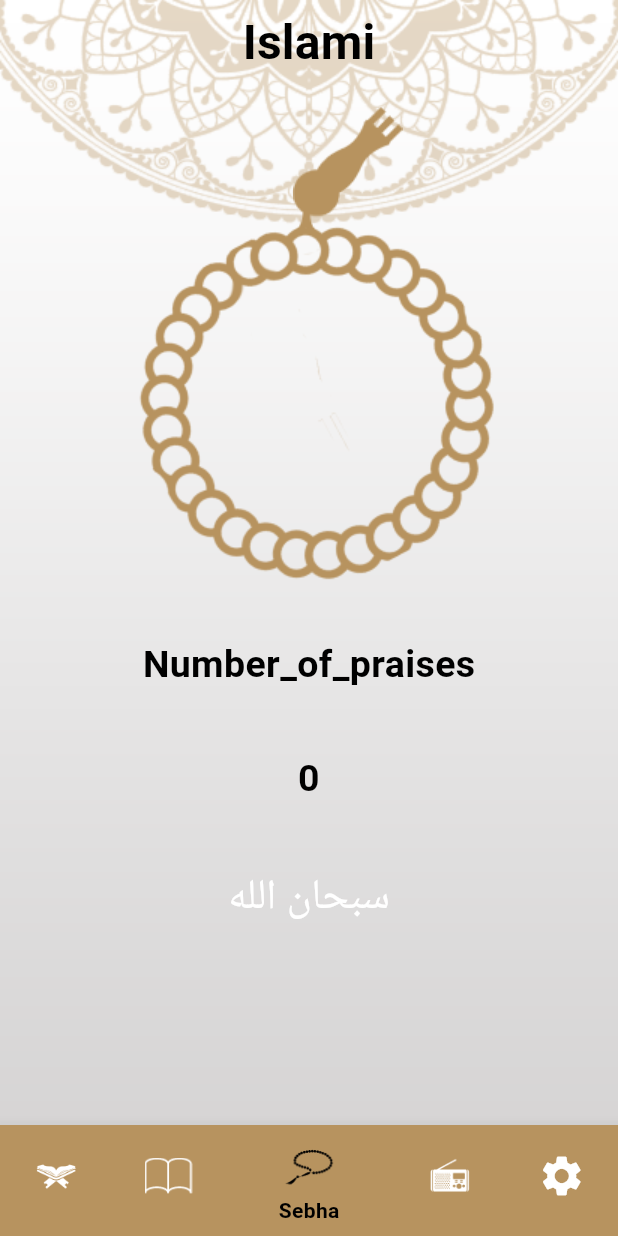
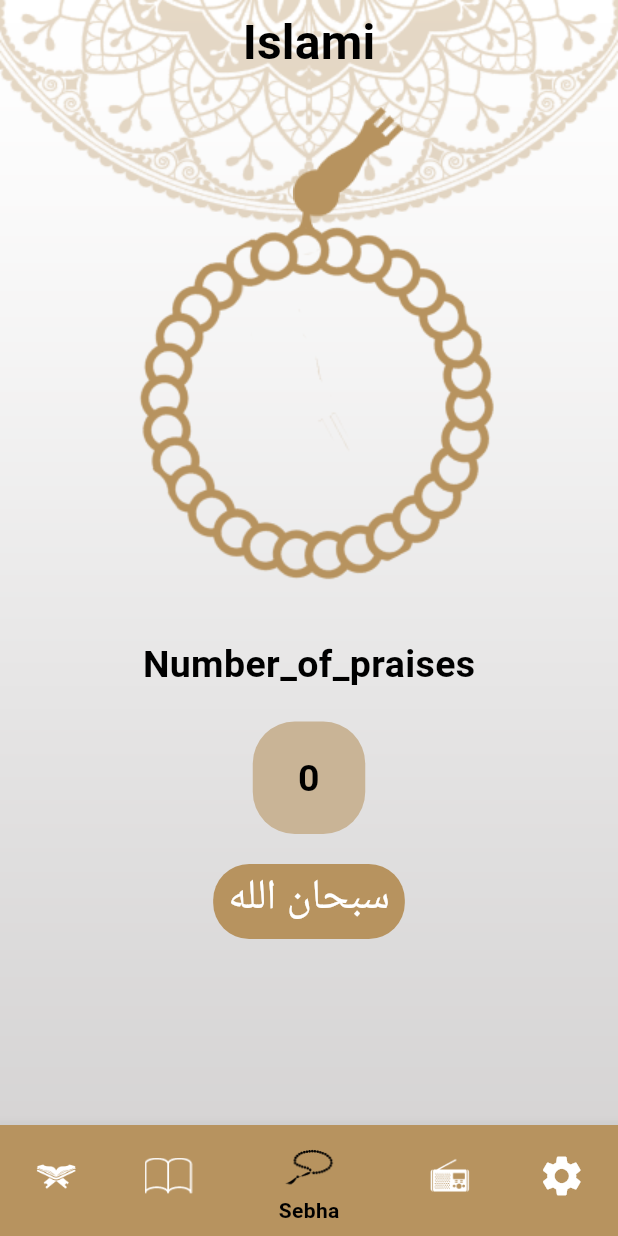
Before and after one commit to Abdo-Mostafa2458/Islami_App, a Flutter app: the screen it shows after launch, item 3 of the bottom bar chosen, on a phone screen of 412 x 824 dp. Run offline on Flutter 3.47's test engine with Material 3 defaults, Android fonts, the light colour scheme and no system bars; generated files the repository leaves out were written again.

Commit message:
+update theme to themeMode

```diff
--- a/lib/Provider/AppConfigration.dart
+++ b/lib/Provider/AppConfigration.dart
@@ -1,9 +1,10 @@
 import 'package:flutter/material.dart';
-import 'package:islami_app/Style/AppTheme.dart';
 
 class AppLanguageNotifier extends ChangeNotifier {
   String selectedLanguage = 'en';
-  ThemeData? selectedTheme = AppTheme.lightTheme;
+
+  // ThemeData? selectedTheme = AppTheme.lightTheme;
+  ThemeMode selectedTheme = ThemeMode.light;
 
   void changeLanguage(String newLanguage) {
     if (selectedLanguage == newLanguage) {
@@ -13,11 +14,16 @@ class AppLanguageNotifier extends ChangeNotifier {
     notifyListeners();
   }
 
-  void changeAppTheme(ThemeData theme) {
-    if (selectedTheme == theme) {
-      return;
-    }
-    selectedTheme = theme;
+  void changeAppTheme(ThemeMode newTheme) {
+    if (selectedTheme == newTheme) return;
+    selectedTheme = newTheme;
     notifyListeners();
   }
+// void changeAppTheme(ThemeData theme) {
+//   if (selectedTheme == theme) {
+//     return;
+//   }
+//   selectedTheme = theme;
+//   notifyListeners();
+// }
 }
--- a/lib/Style/AppColors.dart
+++ b/lib/Style/AppColors.dart
@@ -3,4 +3,6 @@ import 'dart:ui';
 class Appcolors {
   static const Color primaryColor = Color(0xFFB7935F);
   static const Color buttonColor = Color(0xFFc9b496);
+  static const Color darkPrimaryColor = Color(0xFF141A2E);
+  static const Color goldenColor = Color(0xFFFACC1D);
 }
--- a/lib/Widgets/Tabs/Hadeth/hadeth_widget.dart
+++ b/lib/Widgets/Tabs/Hadeth/hadeth_widget.dart
@@ -4,7 +4,6 @@ import 'package:islami_app/constants/media_size.dart';
 import 'package:provider/provider.dart';
 
 import '../../../Style/AppColors.dart';
-import '../../../Style/AppTheme.dart';
 import '../../defualt_screen.dart';
 
 class HadethWidget extends StatelessWidget {
@@ -25,7 +24,7 @@ class HadethWidget extends StatelessWidget {
           horizontal: getWidthSize(context, 0.04),
         ),
         elevation: 5,
-        color: provider.selectedTheme == AppTheme.lightTheme
+        color: provider.selectedTheme == ThemeMode.light
             ? Colors.white
             : Appcolors.darkPrimaryColor,
         shape: RoundedRectangleBorder(
@@ -48,7 +47,7 @@ class HadethWidget extends StatelessWidget {
                     height: 2,
                   ),
                   Divider(
-                    color: provider.selectedTheme == AppTheme.lightTheme
+                    color: provider.selectedTheme == ThemeMode.light
                         ? Appcolors.primaryColor
                         : Appcolors.goldenColor,
                     thickness: 3,
--- a/lib/Widgets/Tabs/Quran/verses_style_widget.dart
+++ b/lib/Widgets/Tabs/Quran/verses_style_widget.dart
@@ -3,7 +3,6 @@ import 'package:provider/provider.dart';
 
 import '../../../Provider/AppConfigration.dart';
 import '../../../Style/AppColors.dart';
-import '../../../Style/AppTheme.dart';
 import '../../../constants/numbers_list.dart';
 import '../../../constants/quran_list.dart';
 
@@ -35,7 +34,7 @@ class VersesStyleWidget extends StatelessWidget {
         SizedBox(
           height: 50,
           child: VerticalDivider(
-            color: provider.selectedTheme == AppTheme.lightTheme
+            color: provider.selectedTheme == ThemeMode.light
                 ? Appcolors.primaryColor
                 : Appcolors.goldenColor,
             thickness: 3,
--- a/lib/Widgets/Tabs/Sebha/sebha.dart
+++ b/lib/Widgets/Tabs/Sebha/sebha.dart
@@ -2,7 +2,6 @@ import 'package:flutter/material.dart';
 import 'package:flutter_gen/gen_l10n/app_localizations.dart';
 import 'package:islami_app/Provider/AppConfigration.dart';
 import 'package:islami_app/Style/AppColors.dart';
-import 'package:islami_app/Style/AppTheme.dart';
 import 'package:islami_app/constants/get_path_image.dart';
 import 'package:provider/provider.dart';
 
@@ -41,7 +40,7 @@ class _SebhaTabState extends State<SebhaTab> {
                 children: [
                   Container(
                       margin: const EdgeInsets.only(left: 42, top: 15),
-                      child: provider.selectedTheme == AppTheme.lightTheme
+                      child: provider.selectedTheme == ThemeMode.light
                           ? Image.asset(getPathImage("head of seb7a_light.png"))
                           : Image.asset(
                               getPathImage("head of seb7a_light.png"),
@@ -57,7 +56,7 @@ class _SebhaTabState extends State<SebhaTab> {
                               turns: turns,
                               duration: const Duration(milliseconds: 200),
                               child: provider.selectedTheme ==
-                                      AppTheme.lightTheme
+                                  ThemeMode.light
                                   ? Image.asset(
                                       getPathImage("body of seb7a_light.png"))
                                   : Image.asset(
@@ -70,7 +69,7 @@ class _SebhaTabState extends State<SebhaTab> {
             Text(
               AppLocalizations.of(context)!.number_of_praises,
               style: Theme.of(context).textTheme.bodyMedium?.copyWith(
-                  color: provider.selectedTheme == AppTheme.lightTheme
+                  color: provider.selectedTheme == ThemeMode.light
                       ? Colors.black
                       : Colors.white),
             ),
@@ -82,7 +81,7 @@ class _SebhaTabState extends State<SebhaTab> {
                 height: 75,
                 padding: const EdgeInsets.symmetric(vertical: 20),
                 decoration: BoxDecoration(
-                  color: provider.selectedTheme == AppTheme.lightTheme
+                  color: provider.selectedTheme == ThemeMode.light
                       ? Appcolors.buttonColor
                       : Appcolors.darkPrimaryColor,
                   borderRadius: BorderRadius.circular(28),
@@ -91,7 +90,7 @@ class _SebhaTabState extends State<SebhaTab> {
                   "$counter",
                   textAlign: TextAlign.center,
                   style: TextStyle(
-                      color: provider.selectedTheme == AppTheme.lightTheme
+                      color: provider.selectedTheme == ThemeMode.light
                           ? Colors.black
                           : Colors.white),
                 )),
@@ -103,7 +102,7 @@ class _SebhaTabState extends State<SebhaTab> {
                 padding:
                 const EdgeInsets.symmetric(vertical: 4, horizontal: 10),
                 decoration: BoxDecoration(
-                  color: provider.selectedTheme == AppTheme.lightTheme
+                  color: provider.selectedTheme == ThemeMode.light
                       ? Appcolors.primaryColor
                       : Appcolors.goldenColor,
                   borderRadius: BorderRadius.circular(24),
@@ -111,7 +110,7 @@ class _SebhaTabState extends State<SebhaTab> {
                 child: Text(
                   azkaar[index],
                   style: Theme.of(context).textTheme.bodySmall?.copyWith(
-                      color: provider.selectedTheme == AppTheme.lightTheme
+                      color: provider.selectedTheme == ThemeMode.light
                           ? Colors.white
                           : Colors.black),
                   textAlign: TextAlign.center,
--- a/lib/Widgets/defualt_screen.dart
+++ b/lib/Widgets/defualt_screen.dart
@@ -1,6 +1,5 @@
 import 'package:flutter/material.dart';
 import 'package:islami_app/Provider/AppConfigration.dart';
-import 'package:islami_app/Style/AppTheme.dart';
 import 'package:provider/provider.dart';
 
 import '../constants/get_path_image.dart';
@@ -19,7 +18,7 @@ class DefaultScreen extends StatelessWidget {
     return Stack(
       children: [
         Image.asset(
-          provider.selectedTheme == AppTheme.lightTheme
+          provider.selectedTheme == ThemeMode.light
               ? getPathImage("main_background.png")
               : getPathImage("main_background_dark.png"),
           fit: BoxFit.fill,
--- a/lib/Widgets/home__screen.dart
+++ b/lib/Widgets/home__screen.dart
@@ -2,7 +2,6 @@ import 'package:flutter/material.dart';
 import 'package:flutter_gen/gen_l10n/app_localizations.dart';
 import 'package:islami_app/Provider/AppConfigration.dart';
 import 'package:islami_app/Style/AppColors.dart';
-import 'package:islami_app/Style/AppTheme.dart';
 import 'package:islami_app/Widgets/Tabs/Settings/settings.dart';
 import 'package:islami_app/Widgets/defualt_screen.dart';
 import 'package:islami_app/constants/get_path_image.dart';
@@ -38,7 +37,7 @@ class _HomeScreenState extends State<HomeScreen> {
       body: tabs[currentIndex],
       customBottomNavigationBar: Theme(
         data: Theme.of(context).copyWith(
-            canvasColor: provider.selectedTheme == AppTheme.lightTheme
+            canvasColor: provider.selectedTheme == ThemeMode.light
                 ? Appcolors.primaryColor
                 : Appcolors.darkPrimaryColor),
         child: BottomNavigationBar(
--- a/lib/main.dart
+++ b/lib/main.dart
@@ -6,6 +6,8 @@ import 'package:islami_app/Widgets/Tabs/Quran/sura_quran.dart';
 import 'package:islami_app/Widgets/home__screen.dart';
 import 'package:islami_app/constants/app_routes.dart';
 import 'package:provider/provider.dart';
+
+import 'Style/AppTheme.dart';
 
 void main() {
   runApp(ChangeNotifierProvider(
@@ -23,7 +25,10 @@ class MyApp extends StatelessWidget {
     return MaterialApp(
       title: "Islmai",
       debugShowCheckedModeBanner: false,
-      theme: provider.selectedTheme,
+      // theme: provider.selectedTheme,
+      theme: AppTheme.lightTheme,
+      darkTheme: AppTheme.darkTheme,
+      themeMode: provider.selectedTheme,
       localizationsDelegates: AppLocalizations.localizationsDelegates,
       supportedLocales: AppLocalizations.supportedLocales,
       locale: Locale(provider.selectedLanguage),
```
Also changed, not shown: flutter_native_splash.yaml (+4 -4 lines), lib/Widgets/Tabs/Hadeth/hadeth_tab.dart (+3 -4 lines), lib/Widgets/Tabs/Quran/item_sura.dart (+4 -5 lines), lib/Widgets/Tabs/Quran/quran_tab.dart (+4 -5 lines), lib/Widgets/Tabs/Quran/sura_quran.dart (+3 -4 lines), lib/Widgets/Tabs/Settings/localization_language_widget.dart (+3 -4 lines), lib/Widgets/Tabs/Settings/localization_theme_widget.dart (+7 -8 lines), lib/Widgets/Tabs/Settings/settings.dart (+5 -6 lines), 29 other files.
